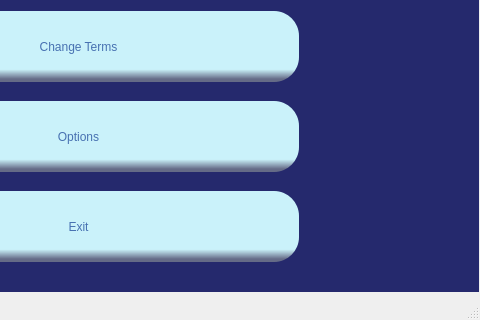
Old version of the form mainwindow/mainwindow.ui in the repository ErinCleaver-Dev/Hangman-final-project; both pictures show x 322 to 802 and y 318 to 638 of the 802 by 638 pixel window.
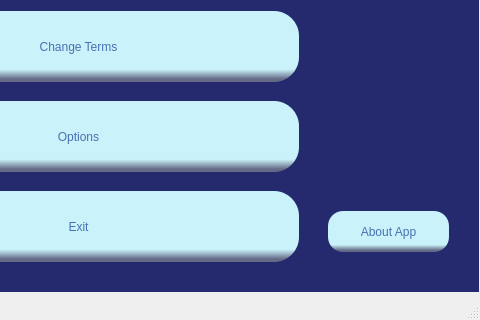
New version of the form.

Commit message: Added 'about' dialog, updated MainWindow, app ver.

The edit to the form file:
```diff
--- a/mainwindow/mainwindow.ui
+++ b/mainwindow/mainwindow.ui
@@ -219,6 +219,39 @@
        <string>Options</string>
       </property>
      </widget>
+     <widget class="QPushButton" name="btnAboutApp">
+      <property name="geometry">
+       <rect>
+        <x>680</x>
+        <y>510</y>
+        <width>121</width>
+        <height>41</height>
+       </rect>
+      </property>
+      <property name="cursor">
+       <cursorShape>PointingHandCursor</cursorShape>
+      </property>
+      <property name="toolTip">
+       <string>&lt;html&gt;&lt;head/&gt;&lt;body&gt;&lt;p&gt;Press here to change backscreen color&lt;/p&gt;&lt;/body&gt;&lt;/html&gt;</string>
+      </property>
+      <property name="toolTipDuration">
+       <number>1000</number>
+      </property>
+      <property name="styleSheet">
+       <string notr="true">background-color: qlineargradient(spread:pad, x1:0, y1:0, x2:0, y2:0.966, stop:0.85 #CAF2FA, stop:0.99 #656B87);
+color: rgb(230, 225, 255);
+font: 14pt &quot;MS Shell Dlg 2&quot;;
+qproperty-alignment: AlignCenter;
+color: rgb(71, 113, 177);
+border-radius: 15px;
+
+
+</string>
+      </property>
+      <property name="text">
+       <string>About App</string>
+      </property>
+     </widget>
     </widget>
     <widget class="QWidget" name="GameForm">
      <widget class="QLabel" name="lbName">
```
Left out of the diff: 4 changed lines with no effect on the pictures. The commit also changes 4 other files.
